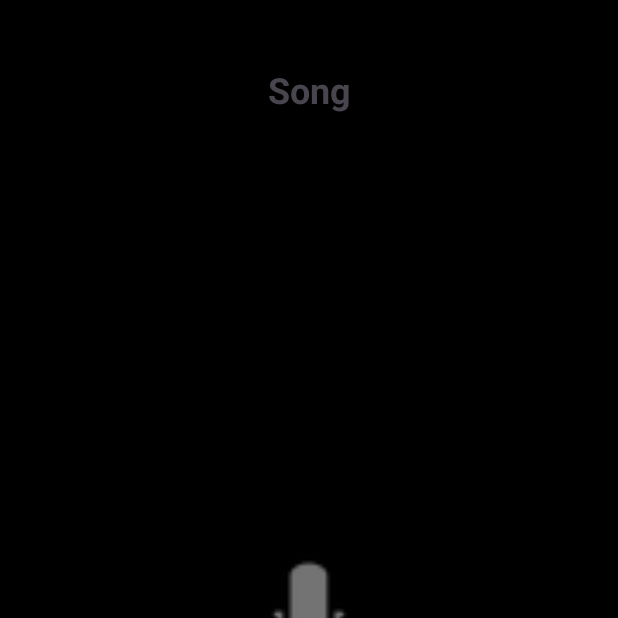
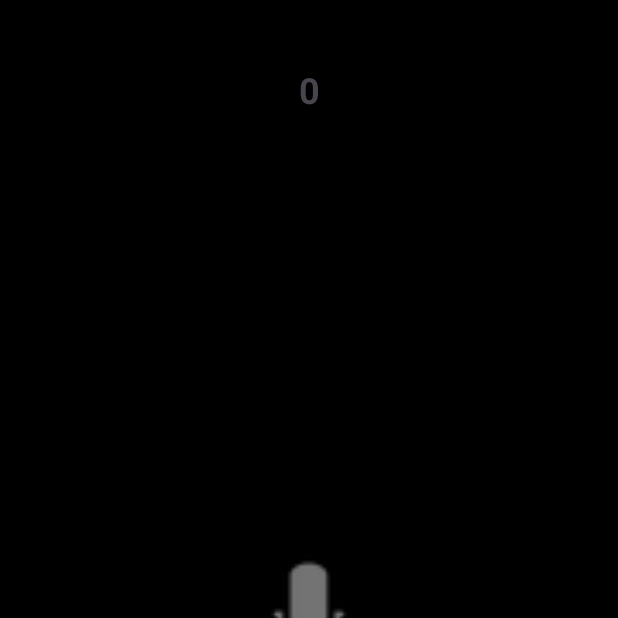
Before and after one commit to HrishikeshMRao/Beatz_Music_player_app, an Android app: the screen it shows after launch (MainActivity), on a phone screen of 412 x 824 dp, the top half of it. Run offline under Robolectric (Android 15) with nearby library versions, the phone set to English and light mode, and no system bars; libraries missing offline, so code that uses them is left out: com.karumi.dexter.

Commit message:
initial 2

```diff
--- a/app/src/main/AndroidManifest.xml
+++ b/app/src/main/AndroidManifest.xml
@@ -3,6 +3,8 @@
     xmlns:tools="http://schemas.android.com/tools">
     <uses-permission android:name="android.permission.READ_MEDIA_AUDIO" />
     <uses-permission android:name="android.permission.INTERNET"/>
+    <uses-permission android:name="android.permission.READ_EXTERNAL_STORAGE"
+        android:maxSdkVersion="32" />
     <application
         android:allowBackup="true"
         android:dataExtractionRules="@xml/data_extraction_rules"
--- a/app/src/main/java/com/example/beatz/MainActivity.java
+++ b/app/src/main/java/com/example/beatz/MainActivity.java
@@ -17,6 +17,7 @@ import android.os.Environment;
 import android.os.Parcel;
 import android.provider.MediaStore;
 import android.view.View;
+import android.view.ViewDebug;
 import android.widget.AdapterView;
 import android.widget.ArrayAdapter;
 import android.widget.Button;
@@ -27,6 +28,7 @@ import android.widget.TextView;
 import android.widget.Toast;
 
 import com.karumi.dexter.Dexter;
+import com.karumi.dexter.DexterBuilder;
 import com.karumi.dexter.PermissionToken;
 import com.karumi.dexter.listener.PermissionDeniedResponse;
 import com.karumi.dexter.listener.PermissionGrantedResponse;
@@ -57,7 +59,6 @@ public class MainActivity extends AppCompatActivity {
         } catch (IOException e) {
             throw new RuntimeException(e);
         }
-
         mediaPlayer.setOnPreparedListener(new MediaPlayer.OnPreparedListener() {
             @Override
             public void onPrepared(MediaPlayer mediaPlayer) {
@@ -102,6 +103,15 @@ public class MainActivity extends AppCompatActivity {
                 }
             }
         });
+        if (Build.VERSION.SDK_INT >= Build.VERSION_CODES.O) {
+            textView.setText(String.valueOf(seekBar.getScrollY()));
+        }
+        if(button.getText()=="play")
+        {
+
+            //seekBar.set(mediaPlayer.getCurrentPosition(),1);
+
+        }
 
 
     }
```
